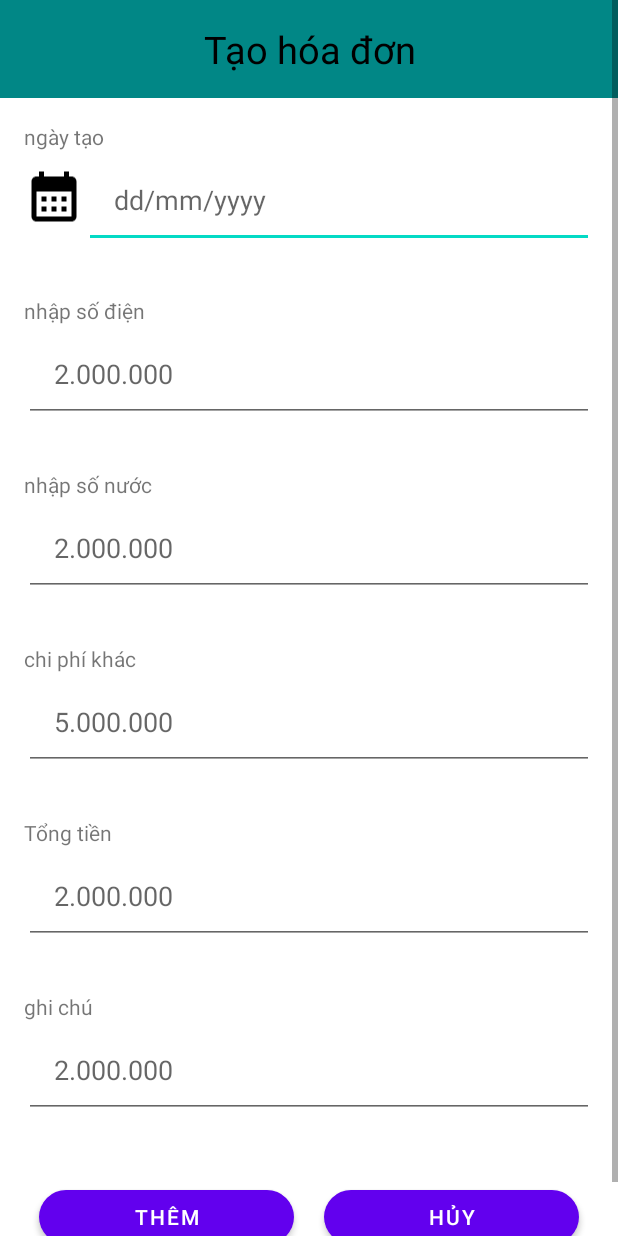
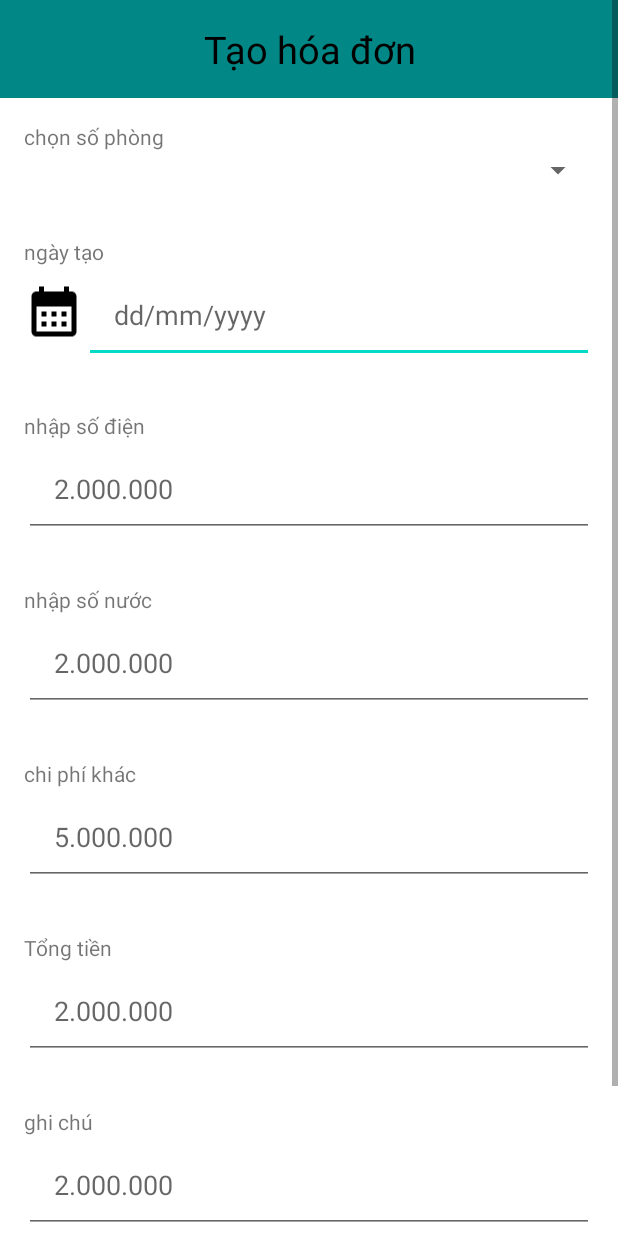
Before and after one commit to tranngochuy2107/app-nha-tro, an Android app: the layout dialog_tao_hoa_don.xml on its own in the app's theme, with its tools: preview values and no code run, on a phone screen of 412 x 824 dp. Run offline under Robolectric (Android 15) with nearby library versions, the phone set to English and light mode, and no system bars.

Commit message:
create adapter phong

```diff
--- a/app/src/main/res/layout/dialog_tao_hoa_don.xml
+++ b/app/src/main/res/layout/dialog_tao_hoa_don.xml
@@ -25,6 +25,24 @@
             android:layout_width="match_parent"
             android:layout_height="wrap_content"
             android:orientation="vertical">
+
+            <LinearLayout
+                android:layout_width="match_parent"
+                android:layout_height="wrap_content"
+                android:orientation="vertical"
+                android:padding="16sp">
+
+                <TextView
+                    android:layout_width="match_parent"
+                    android:layout_height="wrap_content"
+                    android:gravity="start"
+                    android:text="chọn số phòng" />
+
+                <Spinner
+                    android:layout_width="match_parent"
+                    android:layout_height="25dp"
+                    android:id="@+id/spnChonSoPhong" />
+            </LinearLayout>
 
             <LinearLayout
                 android:layout_width="match_parent"
```
